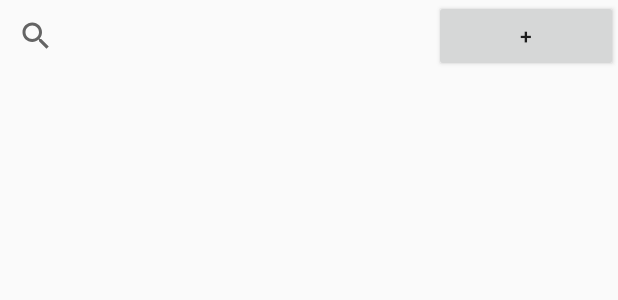
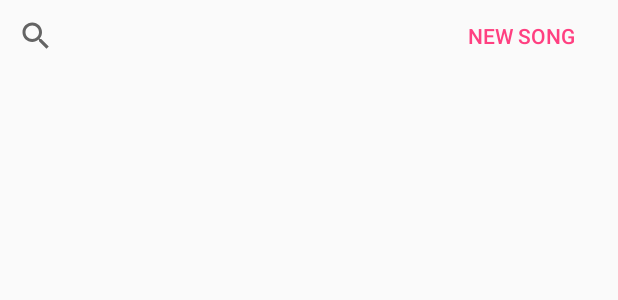
Before and after one commit to DeniGahlinger/ComposerBlockNote2, an Android app: the layout activity_main.xml on its own in the app's theme, with its tools: preview values and no code run, on a phone screen of 412 x 824 dp. Shown: the top 300 px of the screen. Run offline under Robolectric (Android 15) with nearby library versions, the phone set to English and light mode, and no system bars.

Commit message:
Added cancel button

```diff
--- a/app/src/main/res/layout/activity_main.xml
+++ b/app/src/main/res/layout/activity_main.xml
@@ -11,9 +11,11 @@
         android:layout_height="0dp"
         android:orientation="vertical"
         app:layout_constraintBottom_toBottomOf="parent"
+        app:layout_constraintHorizontal_bias="0.0"
         app:layout_constraintLeft_toLeftOf="parent"
         app:layout_constraintRight_toRightOf="parent"
-        app:layout_constraintTop_toTopOf="parent">
+        app:layout_constraintTop_toTopOf="parent"
+        app:layout_constraintVertical_bias="0.0">
 
         <LinearLayout
             android:id="@+id/deleteRow"
@@ -29,15 +31,24 @@
                 android:layout_weight="8.73" />
 
             <Button
+                android:id="@+id/cancelDeleteButton"
+                style="@style/Widget.AppCompat.Button.Borderless.Colored"
+                android:layout_width="wrap_content"
+                android:layout_height="wrap_content"
+                android:layout_weight="1.68"
+                android:text="Cancel" />
+
+            <Button
                 android:id="@+id/deleteButton"
                 style="@style/Widget.AppCompat.Button.Borderless.Colored"
                 android:layout_width="wrap_content"
                 android:layout_height="wrap_content"
-                android:layout_weight="1"
+                android:layout_weight="2.17"
                 android:text="Delete" />
         </LinearLayout>
 
         <LinearLayout
+            android:id="@+id/newRow"
             android:layout_width="match_parent"
             android:layout_height="wrap_content"
             android:orientation="horizontal"
@@ -53,10 +64,11 @@
 
             <Button
                 android:id="@+id/btnAdd"
+                style="@style/Widget.AppCompat.Button.Borderless.Colored"
                 android:layout_width="wrap_content"
                 android:layout_height="wrap_content"
                 android:layout_weight="1"
-                android:text="+" />
+                android:text="New song" />
 
         </LinearLayout>
 
```
Also changed, not shown: app/src/main/java/com/example/admin/composerblocknote/ListViewCB.java (+1 -10 lines), app/src/main/java/com/example/admin/composerblocknote/MainActivity.java (+19 -1 lines).
